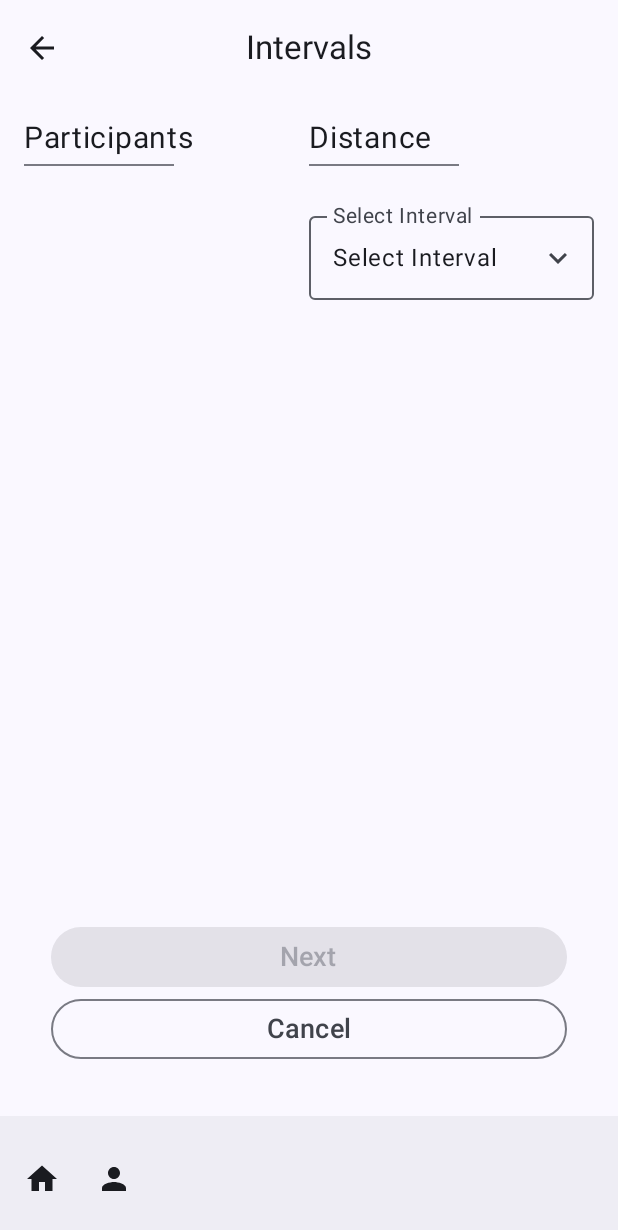
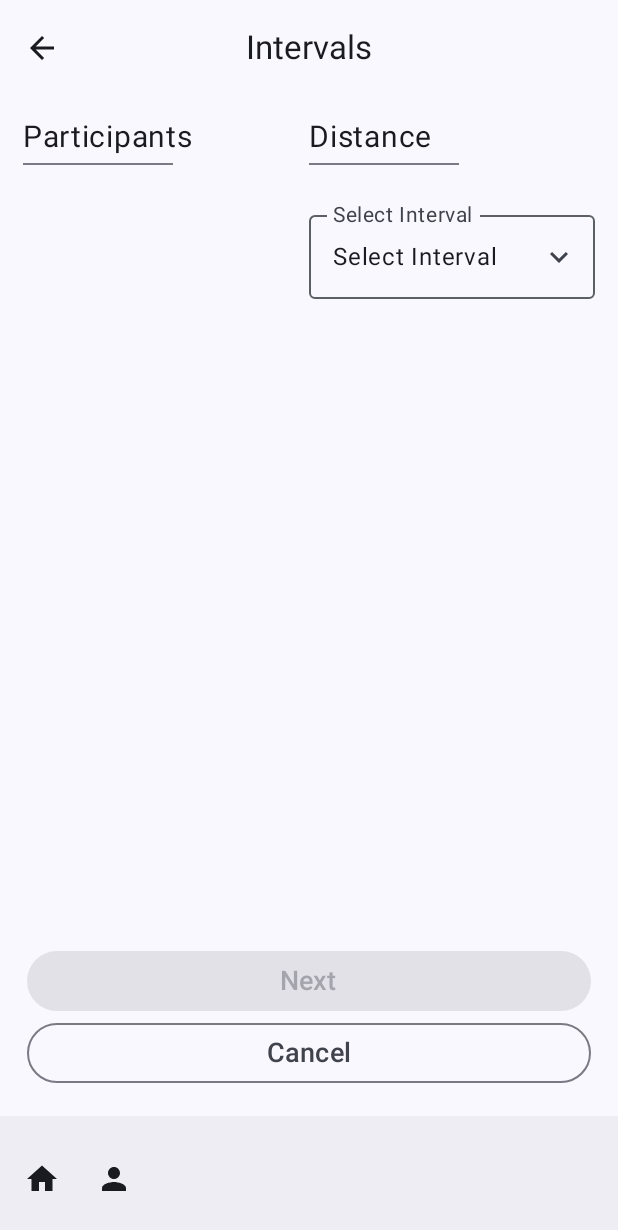
Before and after one commit to ycorredius/LapTracks, an Android app built with Jetpack Compose: the IntervalScreen screen opened through its navigation route, on a phone screen of 412 x 824 dp. Shown: the top 1230 px of the screen. Run offline under Robolectric (Android 15) with nearby library versions, the phone set to English and light mode, and no system bars; our stand-ins replace Dagger/Hilt's generated code.

Commit message:
Updates IntervalScreen.

```diff
--- a/app/src/main/java/com/example/laptracks/ui/views/IntervalScreen.kt
+++ b/app/src/main/java/com/example/laptracks/ui/views/IntervalScreen.kt
@@ -78,15 +78,15 @@ fun IntervalScreen(
       )
     }
   ) { innerPadding ->
-
+    Box(modifier = Modifier.padding(innerPadding)) {
       IntervalBody(
         participants = workoutUiState.participantsList,
         selectedInterval = selectedInterval,
         setInterval = { viewModel.setInterval(it) },
-      modifier = Modifier.padding(innerPadding),
         navigateToParticipantSummary = navigateToParticipantSummary,
         onCancelClick
       )
+    }
   }
 }
 
@@ -95,7 +95,6 @@ private fun IntervalBody(
   participants: Map<Student, List<Long>>,
   selectedInterval: String,
   setInterval: (String) -> Unit,
-  modifier: Modifier = Modifier,
   navigateToParticipantSummary: () -> Unit,
   onCancelClick: () -> Unit
 ) {
@@ -108,9 +107,8 @@ private fun IntervalBody(
     verticalArrangement = Arrangement.SpaceBetween,
     modifier = Modifier
       .fillMaxHeight()
-      .padding(16.dp)
   ) {
-    Row(modifier) {
+    Row(modifier = Modifier.padding(15.dp)) {
       Column(modifier = Modifier.weight(1f)) {
         Text(stringResource(R.string.participants), fontSize = 20.sp)
         Divider(
```
Lines whose indentation alone changed are shown as unchanged.
